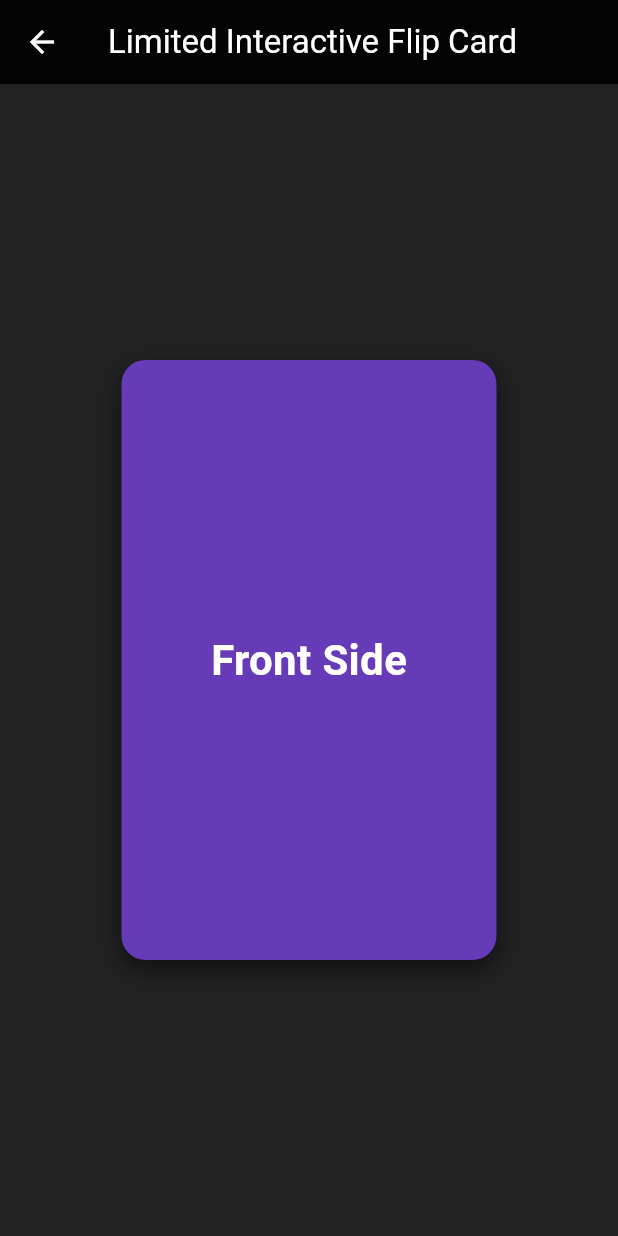
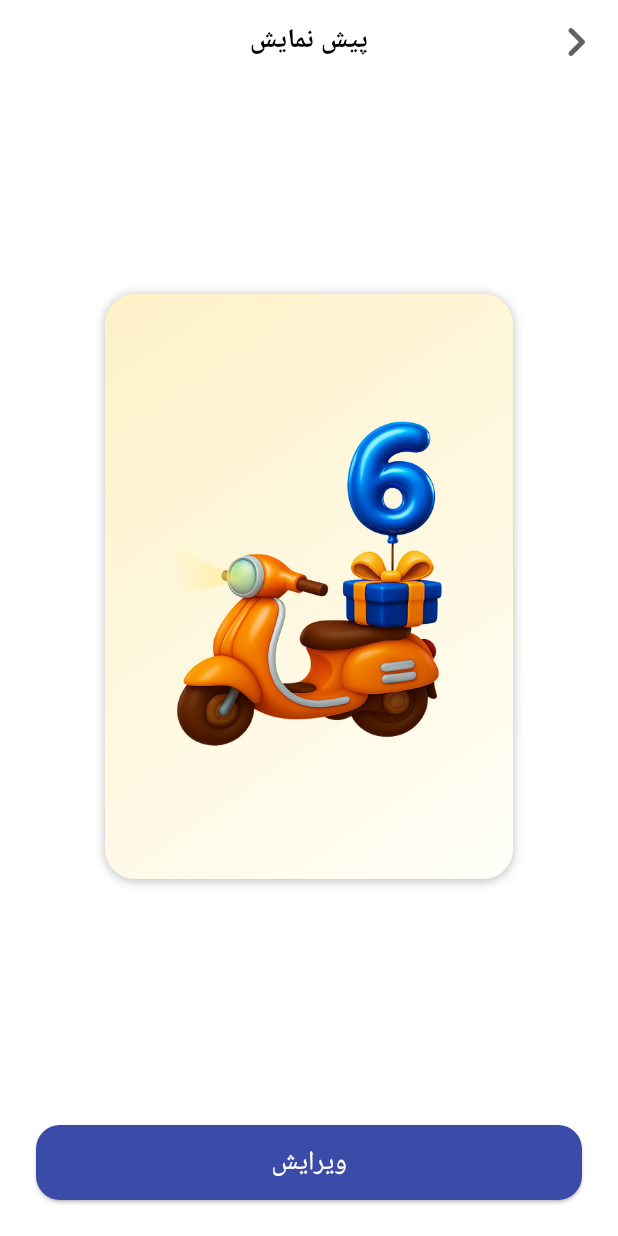
Before and after one commit to Matin-RK0/zoodex_walk, a Flutter app: the SwipeFlipCardExample screen opened directly, on a phone screen of 412 x 824 dp. Run offline on Flutter 3.47's test engine with Material 3 defaults, Android fonts, the phone set to English and light mode, and no system bars; our stand-ins replace carousel_slider, dartz, dio, flutter_svg, get_it; network calls fail.

Commit message:
boro ballla

```diff
--- a/lib/features/homePage/presentation/widgets/card.dart
+++ b/lib/features/homePage/presentation/widgets/card.dart
@@ -11,15 +11,12 @@ class SwipeFlipCardExample extends StatefulWidget {
 
 class _SwipeFlipCardExampleState extends State<SwipeFlipCardExample>
     with SingleTickerProviderStateMixin {
-
   late AnimationController _animationController;
   late Animation<double> _animation;
   double _dragPosition = 0;
 
-  // متغیری برای ذخیره آخرین موقعیت کامل (0.0, 1.0, 2.0, ...)
   double _baseRotation = 0;
 
-  // تعریف _maxRotation به صورت نهایی (final) در سطح کلاس
   final double _maxRotation = 0.8;
 
   @override
@@ -27,7 +24,7 @@ class _SwipeFlipCardExampleState extends State<SwipeFlipCardExample>
     super.initState();
     _animationController = AnimationController(
       vsync: this,
-      duration: Duration(milliseconds: 800),
+      duration: Duration(milliseconds: 600),
     );
 
     _animation = Tween<double>(begin: 0, end: 0).animate(
@@ -45,9 +42,7 @@ class _SwipeFlipCardExampleState extends State<SwipeFlipCardExample>
     super.dispose();
   }
 
-  // **تابع کمکی جدید برای اجرای انیمیشن**
   void _animateTo(double endValue) {
-    // از موقعیت فعلی به endValue انیمیشن اجرا شود
     _animation = Tween<double>(begin: _dragPosition, end: endValue).animate(
       CurvedAnimation(parent: _animationController, curve: Curves.easeInOut),
     )..addListener(() {
@@ -62,24 +57,14 @@ class _SwipeFlipCardExampleState extends State<SwipeFlipCardExample>
   }
 
   void _toggleCard() {
-    // 1. انیمیشن در حال اجرا را متوقف کنید
     _animationController.stop();
 
-    // 2. موقعیت کامل فعلی (0.0, 1.0, 2.0, ...) را پیدا کنید
     double currentBase = _dragPosition.round().toDouble();
-
-    // 3. اگر انیمیشن در حال حاضر در حالت Front (مثل 0.0, 2.0) بود،
-    // به حالت Back (1.0, 3.0) یا برعکس بروید.
-    // به عبارت دیگر، مقدار کامل بعدی را پیدا کنید
     double nextValue;
 
-    // اگر کارت تقریباً در نمای جلوی یک طرف است، به طرف دیگر بچرخانید
     if ((_dragPosition - currentBase).abs() < 0.01) {
-      // برو به عدد صحیح بعدی در جهت چرخش پیش‌فرض (مثلاً +1)
       nextValue = currentBase + 1.0;
     } else {
-      // اگر در میانه بود یا نزدیک به حالت قبلی، به نزدیکترین حالت کامل برگردید.
-      // این بخش برای جلوگیری از پرش‌های غیرمنتظره در حین کشیدن است
       nextValue = currentBase;
     }
 
@@ -89,21 +74,14 @@ class _SwipeFlipCardExampleState extends State<SwipeFlipCardExample>
   void _onPanStart(DragStartDetails details) {
     _animationController.stop();
 
-    // اصلاح کلیدی ۱: تعیین موقعیت کامل شروع
-    // مقدار فعلی را به نزدیک‌ترین عدد صحیح گرد می‌کنیم. (مثلاً 1.0)
     _baseRotation = _dragPosition.round().toDouble();
-
-    // _dragPosition را از موقعیت فعلی انیمیشن شروع می‌کنیم تا پرشی رخ ندهد.
     _dragPosition = _animation.value;
   }
 
   void _onPanUpdate(DragUpdateDetails details) {
     setState(() {
-      // 1. محاسبه موقعیت جدید (با فرض چرخش معکوس: -=)
-      _dragPosition -= details.delta.dx / 200;
+      _dragPosition -= details.delta.dx / 320;
 
-      // 2. اصلاح کلیدی ۲: اعمال محدودیت (Clamp) بر اساس _baseRotation
-      // _dragPosition فقط در محدوده [Base - 0.7, Base + 0.7] مجاز به حرکت است.
       _dragPosition = _dragPosition.clamp(
         _baseRotation - _maxRotation,
         _baseRotation + _maxRotation,
@@ -112,13 +90,10 @@ class _SwipeFlipCardExampleState extends State<SwipeFlipCardExample>
   }
 
   void _onPanEnd(DragEndDetails details) {
-    // محاسبه مقدار نهایی که باید به آن چرخید (نزدیک‌ترین عدد صحیح)
     double endValue;
     if ((_dragPosition - _baseRotation).abs() >= 0.5) {
-      // برو به عدد صحیح بعدی در جهت حرکت
       endValue = _baseRotation + (_dragPosition - _baseRotation).sign;
     } else {
-      // برگرد به عدد صحیح فعلی
       endValue = _baseRotation;
     }
 
@@ -129,26 +104,64 @@ class _SwipeFlipCardExampleState extends State<SwipeFlipCardExample>
   Widget build(BuildContext context) {
     final angle = _dragPosition * pi;
     final normalizedAngle = angle.abs() % (2 * pi);
-    final isFrontSide = normalizedAngle <= pi / 2 || normalizedAngle >= 3 * pi / 2;
+    final isFrontSide =
+        normalizedAngle <= pi / 2 || normalizedAngle >= 3 * pi / 2;
 
-    return Scaffold(
+    return Directionality(
+      textDirection: TextDirection.rtl,
+      child: Scaffold(
         appBar: AppBar(
-        title: Text("Limited Interactive Flip Card"),
-        backgroundColor: Colors.black87,
+          surfaceTintColor: Colors.white,
+          centerTitle: true,
+          title: const Text(
+            'پیش نمایش',
+            style: TextStyle(fontSize: 18, fontWeight: FontWeight.w700),
           ),
-      backgroundColor: Colors.grey[900],
+          backgroundColor: Colors.white,
+          foregroundColor: Colors.black,
+          leading: GestureDetector(
+            child: const Icon(
+              Icons.chevron_left_rounded,
+              size: 40,
+              color: Color(0xff5F6266),
+            ),
+            onTap: () {
+              if (Navigator.canPop(context)) Navigator.pop(context);
+            },
+          ),
+        ),
         body: Center(
           child: GestureDetector(
-          onTap: _toggleCard, // **👈 تغییر اصلی ۱: اضافه کردن on Tap**
+            onTap: _toggleCard,
             onPanStart: _onPanStart,
             onPanUpdate: _onPanUpdate,
             onPanEnd: _onPanEnd,
             child: Transform(
               alignment: Alignment.center,
-            transform: Matrix4.identity()
+              transform:
+                  Matrix4.identity()
                     ..setEntry(3, 2, 0.001)
                     ..rotateY(angle),
               child: _buildCard(isFrontSide),
+            ),
+          ),
+        ),
+        bottomNavigationBar: Padding(
+          padding: const EdgeInsets.all(24.0),
+          child: SizedBox(
+            width: double.infinity,
+            height: 50,
+            child: ElevatedButton(
+              onPressed: () {},
+              style: ElevatedButton.styleFrom(
+                backgroundColor: Color(0xff3a4ba8),
+                foregroundColor: Colors.white,
+                shape: RoundedRectangleBorder(
+                  borderRadius: BorderRadius.circular(16),
+                ),
+              ),
+              child: Text("ویرایش", style: TextStyle(fontSize: 18)),
+            ),
           ),
         ),
       ),
@@ -157,32 +170,34 @@ class _SwipeFlipCardExampleState extends State<SwipeFlipCardExample>
 
   Widget _buildCard(bool isFront) {
     return Container(
-      width: 250,
-      height: 400,
+       margin: const EdgeInsets.symmetric(horizontal: 70, vertical: 140),
       decoration: BoxDecoration(
-        color: isFront ? Colors.deepPurple : Colors.orange,
-        borderRadius: BorderRadius.circular(16),
-        boxShadow: [
-          BoxShadow(
-            color: Colors.black.withOpacity(0.5),
-            blurRadius: 12,
-            offset: Offset(0, 6),
+        borderRadius: BorderRadius.circular(20),
+        gradient: LinearGradient(
+          begin: Alignment.topLeft,
+          end: Alignment.bottomRight,
+          colors: [Color(0xffFEF1C7), Color(0xffFFFFF8)],
         ),
+        boxShadow: const [
+          BoxShadow(color: Colors.black26, blurRadius: 5, offset: Offset(0, 1)),
         ],
       ),
       child: Transform(
         alignment: Alignment.center,
-        // این Transform باعث می‌شود متن روی کارت پشت، برعکس دیده نشود
         transform: Matrix4.identity()..rotateY(isFront ? 0 : pi),
         child: Center(
-          child: Text(
-            isFront ? "Front Side" : "Back Side",
+          child: isFront ? Padding(
+            padding: const EdgeInsets.all(40),
+            child: Image.asset(
+              'assets/10.png',
+              fit: BoxFit.cover,
+            ),
+          ) : Text('تولدت مبارک فلانی',
             style: TextStyle(
-              color: Colors.white,
-              fontSize: 28,
-              fontWeight: FontWeight.bold,
+              color: Colors.black,
+              fontSize: 26,
             ),
-          ),
+          )
         ),
       ),
     );
```
Also changed, not shown: assets/11.png (added). Lines whose indentation alone changed are shown as unchanged.
